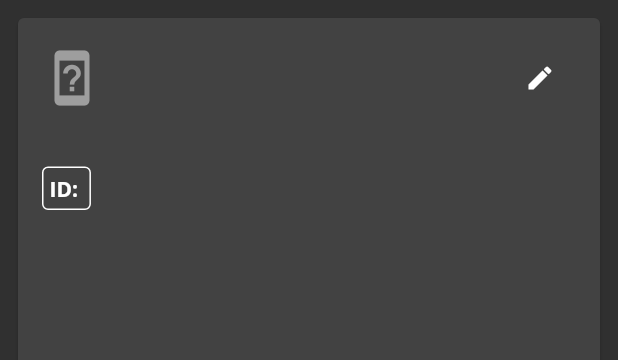
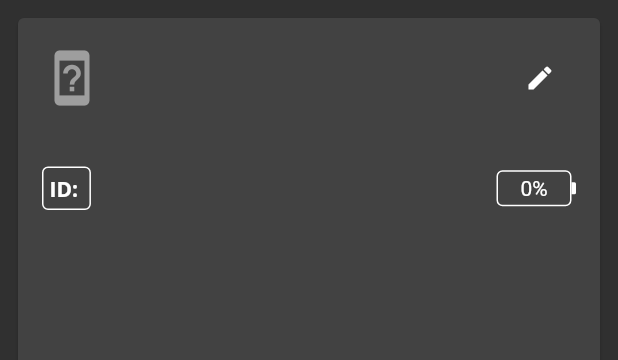
Before and after one commit to oldr1990/weather_app, a Flutter app: the DeviceComponent widget shown alone on an empty page, opened directly with empty values, after a tap on "ID:", on a phone screen of 412 x 824 dp. Shown: the top 360 px of the screen. Run offline on Flutter 3.47's test engine with Material 2 defaults, Android fonts, the phone set to English and light mode, and no system bars; drawn by our look-alikes of loader_overlay; our stand-ins replace bloc, cloud_firestore, firebase_auth, firebase_core, flutter_bloc, flutter_sticky_header and 3 more; accounts and stored records are empty; generated files the repository leaves out were written again.

Commit message:
list rebuilded. add battery level. chart left
Signed-off-by: oldr1990 <sashik4281@gmail.com>

```diff
--- a/lib/components/components.dart
+++ b/lib/components/components.dart
@@ -6,3 +6,4 @@ export 'list_header.dart';
 export 'scroll_up_component.dart';
 export 'snackbar_component.dart';
 export 'temperature_tile.dart';
+export 'footer_list_tile_component.dart';
--- a/lib/components/device_component.dart
+++ b/lib/components/device_component.dart
@@ -44,7 +44,7 @@ class _DeviceComponentState extends State<DeviceComponent> {
                       textAlign: TextAlign.justify,
                     ),
                     const SizedBox(height: 8),
-                    _buildIdRow(),
+                    _buildBottomRow(),
                   ],
                 ),
               ),
@@ -87,8 +87,11 @@ class _DeviceComponentState extends State<DeviceComponent> {
     );
   }
 
-  Widget _buildIdRow() {
-    return GestureDetector(
+  Widget _buildBottomRow() {
+    return Row(
+      mainAxisAlignment: MainAxisAlignment.spaceBetween,
+      children: [
+        GestureDetector(
           onTap: () {
             Clipboard.setData(ClipboardData(text: widget.device.id));
             showSnackbar(context, AppLocalizations.of(context)!.copied);
@@ -101,7 +104,55 @@ class _DeviceComponentState extends State<DeviceComponent> {
               padding: const EdgeInsets.all(4.0),
               child: Text("ID: ${widget.device.id}",
                   style: Theme.of(context).textTheme.bodyText1)),
+        ),
+        _batteryIndicator(widget.device.battery)
+      ],
     );
+  }
+
+  Widget _batteryIndicator(int batteryLevel) => Row(
+        children: [
+          SizedBox(
+            width: 50,
+            height: 24,
+            child: Stack(
+              children: [
+                Container(
+                    decoration: BoxDecoration(
+                  border: Border.all(width: 1, color: Colors.white),
+                  borderRadius: const BorderRadius.all(Radius.circular(4.0)),
+                )),
+                Positioned(
+                  child: Container(
+                    margin: const EdgeInsets.all(1),
+                    width: batteryLevel / 2,
+                    decoration: BoxDecoration(
+                      color: _getColor(batteryLevel),
+                      borderRadius:
+                          const BorderRadius.all(Radius.circular(3.0)),
+                    ),
+                  ),
+                ),
+                Center(child: Text(batteryLevel.toString() + "%")),
+              ],
+            ),
+          ),
+          Container(
+            width: 3,
+            height: 8,
+            decoration: const BoxDecoration(
+                color: Colors.white,
+                borderRadius:
+                    BorderRadius.horizontal(right: Radius.circular(1.0))),
+          )
+        ],
+      );
+
+  Color _getColor(int battery) {
+    if (battery >= 75) return Colors.green.shade800;
+    if (battery >= 50) return const Color.fromARGB(255, 104, 121, 5);
+    if (battery >= 25) return Colors.orange.shade800;
+    return Colors.red.shade800;
   }
 
   Widget _buildIcon(DeviceType type) {
--- a/lib/l10n/app_ru.arb
+++ b/lib/l10n/app_ru.arb
@@ -11,6 +11,7 @@
     "error_user_not_found":"Пользователь не найден",
     "error_user_exists":"Пользователь уже существует",
     "error_no_internet_connection":"Нет подключения к интернету",
+    "erro_no_data_for_period": "Более ранние данные отсутсвуют",
 
     "devices": "Устройства",
     "add_device": "Добавить устройство",
--- a/lib/pages/ds18b20_page/ds18b20_state.dart
+++ b/lib/pages/ds18b20_page/ds18b20_state.dart
@@ -13,6 +13,7 @@ class Ds18b20Error extends Ds18b20State {
 
 class Ds18b20Success extends Ds18b20State {
   final List<Ds18b20> device;
+  final bool isEnd;
 
-  Ds18b20Success(this.device);
+  Ds18b20Success(this.device, this.isEnd);
 }
```
Also changed, not shown: lib/components/footer_list_tile_component.dart (added, +40 -0 lines), lib/models/ds18b20_request.dart (+12 -2 lines), lib/network/firestore_repository.dart (+18 -7 lines), lib/pages/ds18b20_page/ds18b20_cubit.dart (+8 -16 lines), lib/pages/ds18b20_page/ds18b20_screen.dart (+22 -24 lines). Lines whose indentation alone changed are shown as unchanged.
